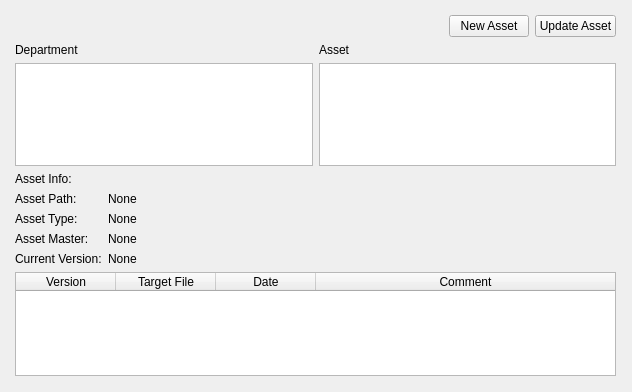
jw0z96/PipelineManagementTools, file scripts/PipelineManagementTools/gui/assetManager.ui: the form before one commit.
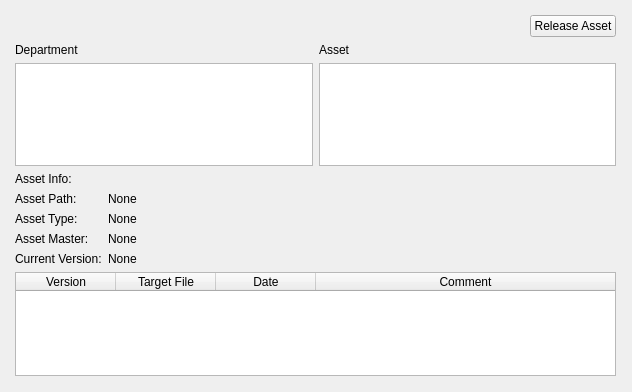
The form after the commit.

Commit message: changing ui to gather/release workflow

```diff
--- a/scripts/PipelineManagementTools/gui/assetManager.ui
+++ b/scripts/PipelineManagementTools/gui/assetManager.ui
@@ -50,14 +50,7 @@
       <item>
        <widget class="QPushButton" name="newAssetPushButton">
         <property name="text">
-         <string>New Asset</string>
-        </property>
-       </widget>
-      </item>
-      <item>
-       <widget class="QPushButton" name="updateAssetPushButton">
-        <property name="text">
-         <string>Update Asset</string>
+         <string>Release Asset</string>
         </property>
        </widget>
       </item>
```
Left out of the diff: 13 changed lines with no effect on the pictures. The commit also changes 1 other file.
